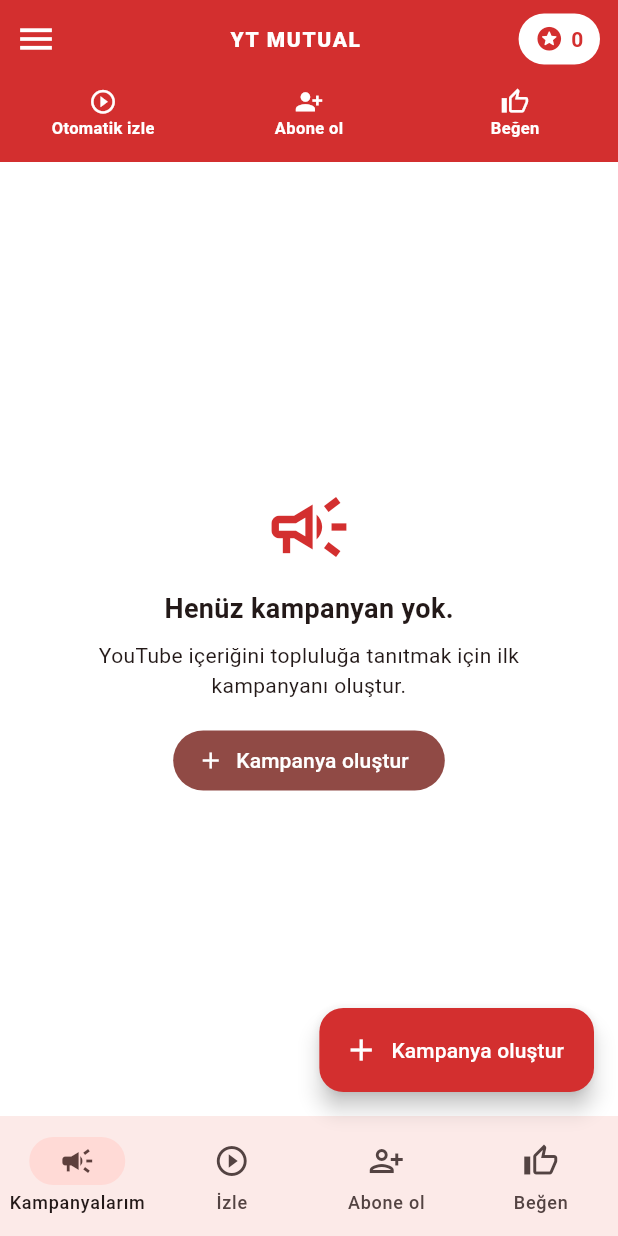
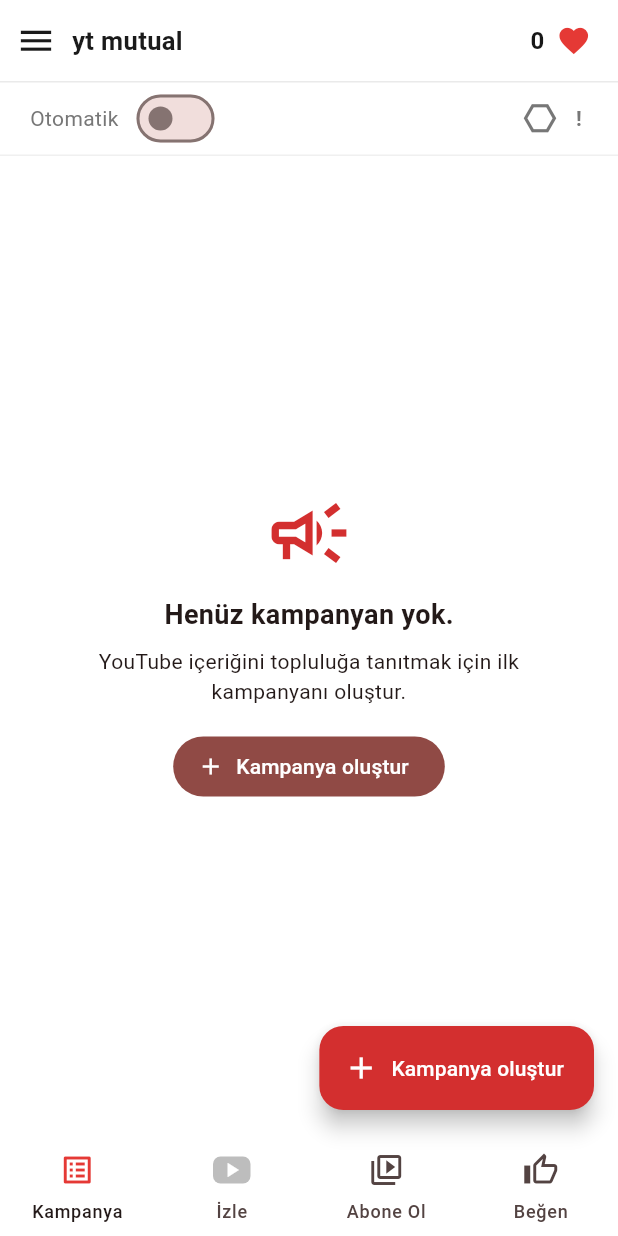
Before and after one commit to mehmetozeldir-netizen/yt_mutual, a Flutter app: the screen it shows once a user with an empty profile is signed in, on a phone screen of 412 x 824 dp. Run offline on Flutter 3.47's test engine with Material 3 defaults, Android fonts, the phone set to English and light mode, and no system bars; our stand-ins replace cloud_firestore, firebase_auth, firebase_core, google_sign_in; accounts and stored records are empty.

Commit message:
Apply white app bar and four-tab task navigation design

```diff
--- a/lib/main.dart
+++ b/lib/main.dart
@@ -103,6 +103,7 @@ class MainShellScreen extends StatefulWidget {
 
 class _MainShellScreenState extends State<MainShellScreen> {
   int _index = 0;
+  bool _automatic = false;
 
   Future<void> _openCreate() async {
     await Navigator.of(context).push(
@@ -190,7 +191,7 @@ class _MainShellScreenState extends State<MainShellScreen> {
   Widget build(BuildContext context) {
     final pages = [
       MyCampaignsScreen(ownerUid: widget.user.uid, onCreate: _openCreate),
-      HomeScreen(ownerUid: widget.user.uid),
+      HomeScreen(ownerUid: widget.user.uid, taskType: 'İzle'),
       const _CommunityInfoScreen(
         title: 'Abone ol',
         icon: Icons.person_add_alt_1,
@@ -205,48 +206,40 @@ class _MainShellScreenState extends State<MainShellScreen> {
 
     return Scaffold(
       appBar: PreferredSize(
-        preferredSize: const Size.fromHeight(108),
+        preferredSize: const Size.fromHeight(104),
         child: SafeArea(
           bottom: false,
           child: Material(
-            color: AppColors.primaryRed,
+            color: Colors.white,
             child: Column(
               children: [
                 SizedBox(
-                  height: 52,
+                  height: 54,
                   child: Row(
                     children: [
                       Builder(
                         builder: (context) => IconButton(
                           tooltip: 'Menü',
-                          color: Colors.white,
-                          icon: const Icon(Icons.menu, size: 28),
+                          color: const Color(0xFF1A1A1A),
+                          icon: const Icon(Icons.menu, size: 27),
                           onPressed: () => Scaffold.of(context).openDrawer(),
                         ),
                       ),
-                      const Spacer(),
-                      const Text('YT MUTUAL', style: TextStyle(color: Colors.white, fontWeight: FontWeight.w900, letterSpacing: 1.1)),
+                      const Text('yt mutual', style: TextStyle(color: Color(0xFF1A1A1A), fontSize: 17, fontWeight: FontWeight.w600)),
                       const Spacer(),
                       StreamBuilder<DocumentSnapshot<Map<String, dynamic>>>(
                         stream: FirebaseFirestore.instance.collection('users').doc(widget.user.uid).snapshots(),
                         builder: (context, snapshot) {
                           final points = (snapshot.data?.data()?['points'] as num?)?.toInt() ?? 0;
                           return Padding(
-                            padding: const EdgeInsets.only(right: 12),
+                            padding: const EdgeInsets.only(right: 18),
                             child: InkWell(
-                              borderRadius: BorderRadius.circular(18),
                               onTap: () => Navigator.of(context).push(MaterialPageRoute(builder: (_) => WalletScreen(user: widget.user))),
-                              child: Container(
-                                padding: const EdgeInsets.symmetric(horizontal: 11, vertical: 7),
-                                decoration: BoxDecoration(color: Colors.white, borderRadius: BorderRadius.circular(18)),
-                                child: Row(
-                                  children: [
-                                    const Icon(Icons.stars_rounded, color: AppColors.primaryRed, size: 19),
-                                    const SizedBox(width: 5),
-                                    Text('$points', style: const TextStyle(color: AppColors.primaryRed, fontWeight: FontWeight.bold)),
-                                  ],
-                                ),
-                              ),
+                              child: Row(children: [
+                                Text('$points', style: const TextStyle(color: Color(0xFF171717), fontSize: 16, fontWeight: FontWeight.w700)),
+                                const SizedBox(width: 8),
+                                const Icon(Icons.favorite, color: Color(0xFFE53935), size: 23),
+                              ]),
                             ),
                           );
                         },
@@ -254,16 +247,33 @@ class _MainShellScreenState extends State<MainShellScreen> {
                     ],
                   ),
                 ),
+                const Divider(height: 1, thickness: 1, color: Color(0xFFEAEAEA)),
                 SizedBox(
                   height: 48,
-                  child: Row(
-                    children: [
-                      _TopAction(icon: Icons.play_circle_outline, label: 'Otomatik izle', onTap: () => _openTopAction('Otomatik izle')),
-                      _TopAction(icon: Icons.person_add_alt_1, label: 'Abone ol', onTap: () => _openTopAction('Abone ol')),
-                      _TopAction(icon: Icons.thumb_up_alt_outlined, label: 'Beğen', onTap: () => _openTopAction('Beğen')),
-                    ],
+                  child: Padding(
+                    padding: const EdgeInsets.symmetric(horizontal: 20),
+                    child: Row(
+                      children: [
+                        const Text('Otomatik', style: TextStyle(color: Color(0xFF777777), fontSize: 14)),
+                        const SizedBox(width: 8),
+                        Switch.adaptive(
+                          value: _automatic,
+                          activeColor: const Color(0xFFE53935),
+                          onChanged: (value) => setState(() => _automatic = value),
+                        ),
+                        const Spacer(),
+                        IconButton(
+                          tooltip: 'Bildir / şikayet et',
+                          onPressed: () => _showInfo('Bildirim', 'Uygunsuz içerikleri destek ekibine bildirebilirsin.'),
+                          icon: const Icon(Icons.hexagon_outlined, color: Color(0xFF777777), size: 25),
+                        ),
+                        const Text('!', style: TextStyle(color: Color(0xFF777777), fontWeight: FontWeight.bold)),
+                        const SizedBox(width: 4),
+                      ],
+                    ),
                   ),
                 ),
+                const Divider(height: 1, color: Color(0xFFF0F0F0)),
               ],
             ),
           ),
@@ -320,17 +330,32 @@ class _MainShellScreenState extends State<MainShellScreen> {
             )
           : null,
       bottomNavigationBar: NavigationBar(
+        backgroundColor: Colors.white,
+        surfaceTintColor: Colors.white,
+        indicatorColor: Colors.transparent,
+        height: 68,
         selectedIndex: _index,
         onDestinationSelected: (index) => setState(() => _index = index),
         destinations: const [
-          NavigationDestination(icon: Icon(Icons.campaign_outlined), selectedIcon: Icon(Icons.campaign), label: 'Kampanyalarım'),
-          NavigationDestination(icon: Icon(Icons.play_circle_outline), selectedIcon: Icon(Icons.play_circle_fill), label: 'İzle'),
-          NavigationDestination(icon: Icon(Icons.person_add_alt_1_outlined), selectedIcon: Icon(Icons.person_add_alt_1), label: 'Abone ol'),
-          NavigationDestination(icon: Icon(Icons.thumb_up_alt_outlined), selectedIcon: Icon(Icons.thumb_up_alt), label: 'Beğen'),
+          NavigationDestination(icon: Icon(Icons.list_alt_outlined), selectedIcon: Icon(Icons.list_alt, color: Color(0xFFE53935)), label: 'Kampanya'),
+          NavigationDestination(icon: _YoutubeNavIcon(active: false), selectedIcon: _YoutubeNavIcon(active: true), label: 'İzle'),
+          NavigationDestination(icon: Icon(Icons.video_library_outlined), selectedIcon: Icon(Icons.video_library, color: Color(0xFFE53935)), label: 'Abone Ol'),
+          NavigationDestination(icon: Icon(Icons.thumb_up_alt_outlined), selectedIcon: Icon(Icons.thumb_up_alt, color: Color(0xFFE53935)), label: 'Beğen'),
         ],
       ),
     );
   }
+}
+
+class _YoutubeNavIcon extends StatelessWidget {
+  final bool active;
+  const _YoutubeNavIcon({required this.active});
+  @override
+  Widget build(BuildContext context) => Container(
+    width: 25, height: 18,
+    decoration: BoxDecoration(color: active ? const Color(0xFFE53935) : const Color(0xFFBDBDBD), borderRadius: BorderRadius.circular(5)),
+    child: const Icon(Icons.play_arrow, color: Colors.white, size: 16),
+  );
 }
 
 class _TopAction extends StatelessWidget {
```
